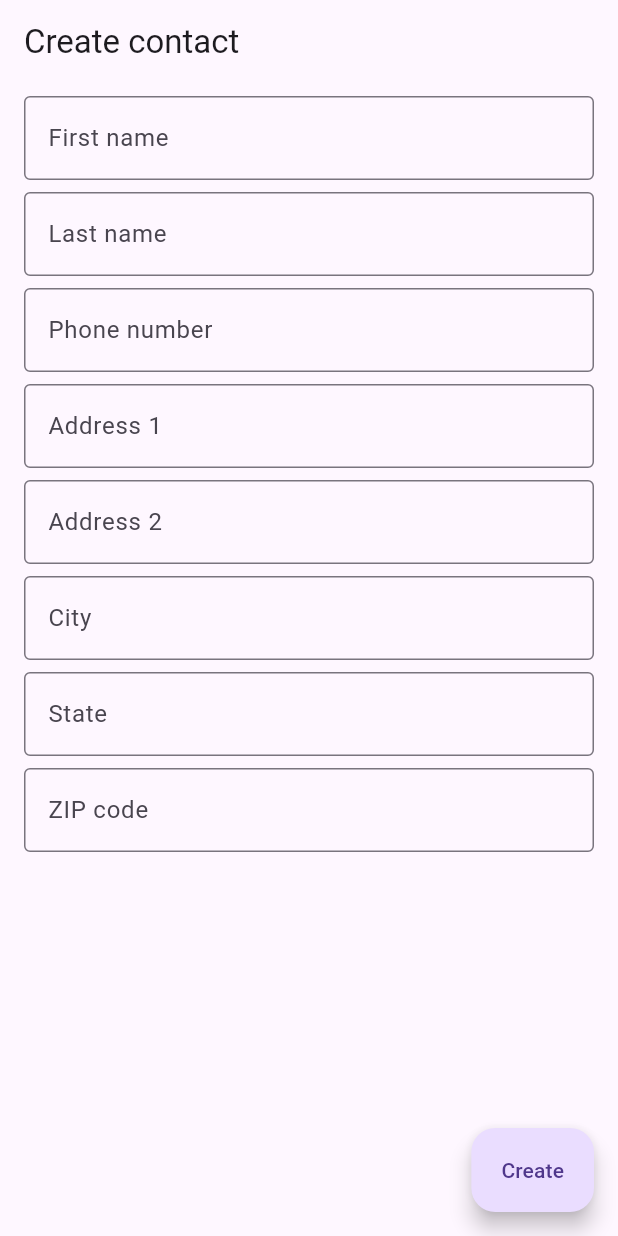
After one commit to Galti/contact_app_flutter, a Flutter app: the AddContactScreen screen opened by its route, on a phone screen of 412 x 824 dp. The commit adds this screen. Run offline on Flutter 3.47's test engine with Material 3 defaults, Android fonts, the phone set to English and light mode, and no system bars; our stand-ins replace equatable, flutter_bloc, go_router, logger, objectbox; generated files the repository leaves out were written again.

Commit message:
Add contact creation screen.

```diff
--- /dev/null
+++ b/lib/features/add_contact/add_contact_screen.dart
@@ -0,0 +1,126 @@
+import 'package:flutter/material.dart';
+
+import '../../local_database/models/contact_model.dart';
+
+class AddContactScreen extends StatefulWidget {
+  final Contact? contact;
+
+  const AddContactScreen({super.key, this.contact});
+
+  @override
+  State<AddContactScreen> createState() => _AddContactScreenState();
+}
+
+class _AddContactScreenState extends State<AddContactScreen> {
+  final firstNameController = TextEditingController();
+  final lastNameController = TextEditingController();
+  final phoneNumberController = TextEditingController();
+  final str1Controller = TextEditingController();
+  final str2Controller = TextEditingController();
+  final cityController = TextEditingController();
+  final stateController = TextEditingController();
+  final zipController = TextEditingController();
+
+  @override
+  void initState() {
+    super.initState();
+    firstNameController.text = widget.contact?.firstName ?? '';
+    lastNameController.text = widget.contact?.lastName ?? '';
+    phoneNumberController.text = widget.contact?.phoneNumber ?? '';
+    str1Controller.text = widget.contact?.streetAddress1 ?? '';
+    str2Controller.text = widget.contact?.streetAddress2 ?? '';
+    cityController.text = widget.contact?.city ?? '';
+    stateController.text = widget.contact?.state ?? '';
+    zipController.text = widget.contact?.zipCode ?? '';
+  }
+
+  @override
+  Widget build(BuildContext context) {
+    return Scaffold(
+      appBar: AppBar(
+        title: Text(widget.contact != null ? 'Edit contact' : 'Create contact'),
+      ),
+      body: SingleChildScrollView(
+        child: Padding(
+          padding: const EdgeInsets.symmetric(horizontal: 16),
+          child: Column(
+            children: [
+              const SizedBox(height: 8),
+              TextField(
+                controller: firstNameController,
+                decoration: const InputDecoration(
+                  border: OutlineInputBorder(),
+                  labelText: 'First name',
+                ),
+              ),
+              const SizedBox(height: 8),
+              TextField(
+                controller: lastNameController,
+                decoration: const InputDecoration(
+                  border: OutlineInputBorder(),
+                  labelText: 'Last name',
+                ),
+              ),
+              const SizedBox(height: 8),
+              TextField(
+                controller: phoneNumberController,
+                decoration: const InputDecoration(
+                  border: OutlineInputBorder(),
+                  labelText: 'Phone number',
+                ),
+              ),
+              const SizedBox(height: 8),
+              TextField(
+                controller: str1Controller,
+                decoration: const InputDecoration(
+                  border: OutlineInputBorder(),
+                  labelText: 'Address 1',
+                ),
+              ),
+              const SizedBox(height: 8),
+              TextField(
+                controller: str2Controller,
+                decoration: const InputDecoration(
+                  border: OutlineInputBorder(),
+                  labelText: 'Address 2',
+                ),
+              ),
+              const SizedBox(height: 8),
+              TextField(
+                controller: cityController,
+                decoration: const InputDecoration(
+                  border: OutlineInputBorder(),
+                  labelText: 'City',
+                ),
+              ),
+              const SizedBox(height: 8),
+              TextField(
+                controller: stateController,
+                decoration: const InputDecoration(
+                  border: OutlineInputBorder(),
+                  labelText: 'State',
+                ),
+              ),
+              const SizedBox(height: 8),
+              TextField(
+                controller: zipController,
+                decoration: const InputDecoration(
+                  border: OutlineInputBorder(),
+                  labelText: 'ZIP code',
+                ),
+              ),
+              const SizedBox(height: 8),
+            ],
+          ),
+        ),
+      ),
+      floatingActionButton: FloatingActionButton.extended(
+        onPressed: () {
+          // const AddContactRoute().push(context);
+        },
+        label: Text(widget.contact == null ? 'Create' : 'Save'),
+        // icon: const Icon(Icons.add),
+      ),
+    );
+  }
+}
--- a/lib/features/dashboard/dashboard_screen.dart
+++ b/lib/features/dashboard/dashboard_screen.dart
@@ -2,6 +2,7 @@ import 'package:flutter/material.dart';
 import 'package:flutter_bloc/flutter_bloc.dart';
 
 import '../../enums/loadable_bloc_status.dart';
+import '../../router_config.dart';
 import '../../widgets/contact_list_item.dart';
 import 'dashboard_bloc/dashboard_bloc.dart';
 import 'dashboard_bloc/dashboard_event.dart';
@@ -41,6 +42,9 @@ class DashboardScreen extends StatelessWidget {
                                   ),
                                 );
                               },
+                              onTap: () {
+                                AddContactRoute($extra: c).push(context);
+                              },
                             ),
                           )
                           .toList(),
@@ -51,7 +55,7 @@ class DashboardScreen extends StatelessWidget {
       ),
       floatingActionButton: FloatingActionButton.extended(
         onPressed: () {
-          // Add your onPressed code here!
+          const AddContactRoute().push(context);
         },
         label: const Text('Add'),
         icon: const Icon(Icons.add),
--- a/lib/router_config.dart
+++ b/lib/router_config.dart
@@ -1,8 +1,10 @@
 import 'package:flutter/material.dart';
 import 'package:go_router/go_router.dart';
 
+import 'features/add_contact/add_contact_screen.dart';
 import 'features/dashboard/dashboard_screen.dart';
 import 'features/splash/splash_screen.dart';
+import 'local_database/models/contact_model.dart';
 
 part 'router_config.g.dart';
 
@@ -28,3 +30,17 @@ class DashboardRoute extends GoRouteData {
   @override
   Widget build(context, state) => const DashboardScreen();
 }
+
+@TypedGoRoute<AddContactRoute>(path: '/add-contact')
+class AddContactRoute extends GoRouteData {
+  final Contact? $extra;
+
+  const AddContactRoute({this.$extra});
+
+  @override
+  Widget build(context, state) {
+    final contact = state.extra != null ? state.extra as Contact : null;
+
+    return AddContactScreen(contact: contact);
+  }
+}
--- a/lib/widgets/contact_list_item.dart
+++ b/lib/widgets/contact_list_item.dart
@@ -5,11 +5,13 @@ import '../local_database/models/contact_model.dart';
 class ContactListItem extends StatelessWidget {
   final Contact contact;
   final VoidCallback onDelete;
+  final VoidCallback onTap;
 
   const ContactListItem({
     super.key,
     required this.contact,
     required this.onDelete,
+    required this.onTap,
   });
 
   @override
@@ -21,6 +23,7 @@ class ContactListItem extends StatelessWidget {
       },
       background: Container(color: Colors.red),
       child: ListTile(
+        onTap: onTap,
         leading: CircleAvatar(
           backgroundColor: Colors.blueAccent,
           child: Text(
```
Also changed, not shown: lib/router_config.g.dart.
